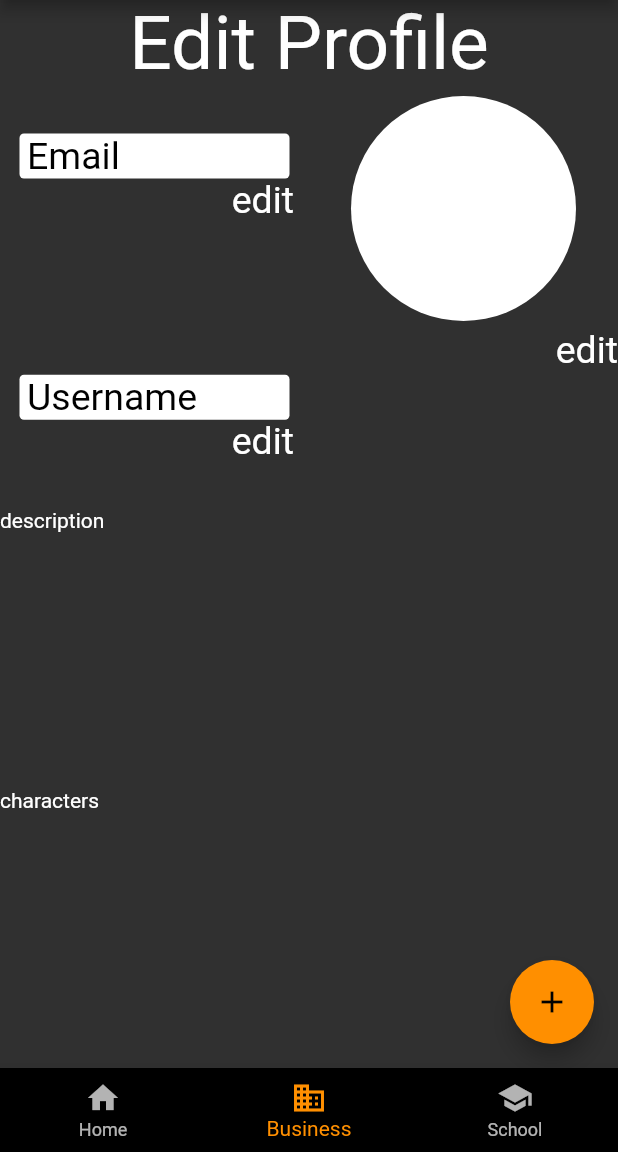
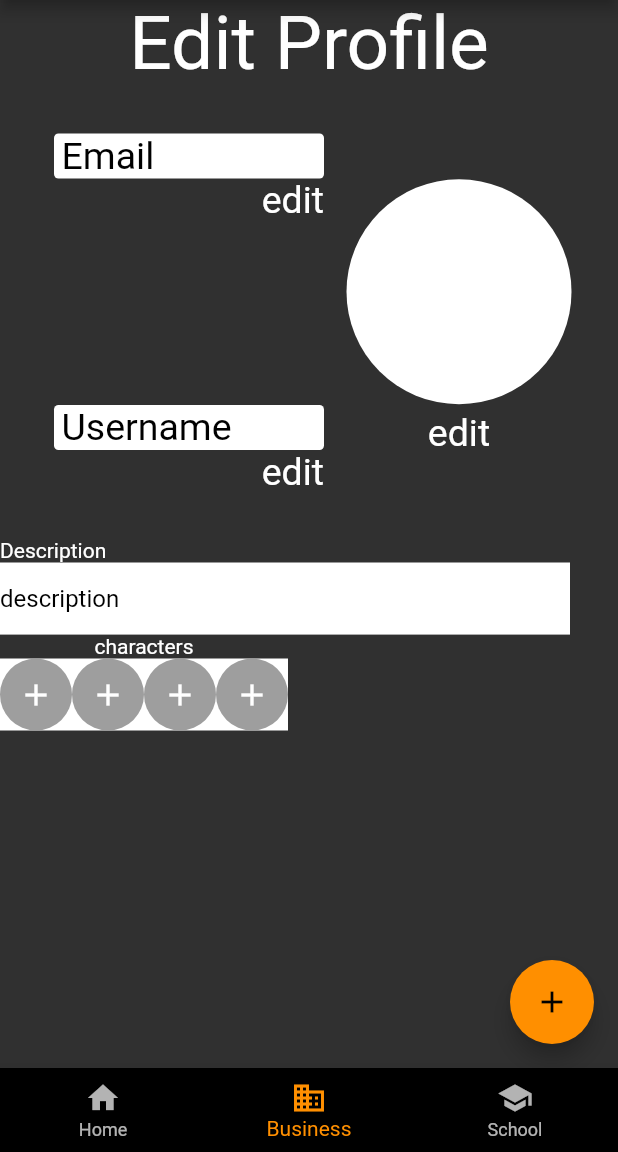
Before and after one commit to AA-powerful-Team/MobileDevices, a Flutter app: the screen it shows after launch, item 2 of the bottom bar chosen, on a phone screen of 412 x 824 dp, the part 84-1236 px from its top. Run offline on Flutter 3.47's test engine with Material 2 defaults, Android fonts, the phone set to English and light mode, and no system bars; our stand-ins replace cloud_firestore, firebase_core; accounts and stored records are empty; network calls fail.

Commit message:
update profile with editable text

```diff
--- a/gi_social_app/lib/Screens/EditProfile.dart
+++ b/gi_social_app/lib/Screens/EditProfile.dart
@@ -1,4 +1,5 @@
 import 'package:flutter/material.dart';
+import '../Widgets/widgets.dart';
 
 class editProfile extends StatefulWidget {
   @override
@@ -6,21 +7,35 @@ class editProfile extends StatefulWidget {
 }
 
 class _editProfileState extends State<editProfile> {
+  TextEditingController controllerDescription;
+  String _descriptionText = 'description';
+
   @override
+  void initState() {
+    controllerDescription = TextEditingController(text: _descriptionText);
+    super.initState();
+  }
+
+  @override
+  void dispose() {
+    controllerDescription.dispose();
+    super.dispose();
+  }
+
   Widget build(BuildContext context) {
     return Column(
       children: [
         Center(
             child: Text('Edit Profile',
                 style: TextStyle(fontSize: 50, color: Colors.white))),
-        Expanded(
-          flex: 3,
-          child: Row(
+
+        Row(
+          mainAxisAlignment: MainAxisAlignment.center,
           //profile email, user and pic
           children: [
-              Expanded(
-                flex: 2,
-                child: Container(
+            Container(
+              height: 300,
+              width: 200,
               padding:
                   EdgeInsets.only(right: 10, left: 10, bottom: 30, top: 30),
               child: Column(
@@ -38,15 +53,13 @@ class _editProfileState extends State<editProfile> {
                       padding: EdgeInsets.only(right: 5, left: 5),
                       alignment: Alignment.centerLeft,
                       child: Text('Email',
-                              style:
-                                  TextStyle(fontSize: 25, color: Colors.black)),
+                          style: TextStyle(fontSize: 25, color: Colors.black)),
                     ),
                   ),
                   Container(
                       alignment: Alignment.centerRight,
                       child: Text('edit',
-                              style: TextStyle(
-                                  fontSize: 25, color: Colors.white))),
+                          style: TextStyle(fontSize: 25, color: Colors.white))),
                   Spacer(flex: 1),
                   Container(
                     alignment: Alignment.center,
@@ -60,22 +73,17 @@ class _editProfileState extends State<editProfile> {
                       padding: EdgeInsets.only(right: 5, left: 5),
                       alignment: Alignment.centerLeft,
                       child: Text('Username',
-                              style:
-                                  TextStyle(fontSize: 25, color: Colors.black)),
+                          style: TextStyle(fontSize: 25, color: Colors.black)),
                     ),
                   ),
                   Container(
                       alignment: Alignment.centerRight,
                       child: Text('edit',
-                              style: TextStyle(
-                                  fontSize: 25, color: Colors.white))),
+                          style: TextStyle(fontSize: 25, color: Colors.white))),
                 ],
               ),
             ),
-              ),
-              Expanded(
-                flex: 2,
-                child: Column(//profile pic
+            Column(//profile pic
                 children: [
               Padding(
                 padding: const EdgeInsets.all(5.0),
@@ -93,40 +101,55 @@ class _editProfileState extends State<editProfile> {
                     style: TextStyle(fontSize: 25, color: Colors.white)),
               ),
             ]),
-              )
           ],
         ),
-        ),
-        Expanded(
-          flex: 2,
-          child: Row(
+        Row(
           children: [
             Column(
+              crossAxisAlignment: CrossAxisAlignment.start,
               children: [
-                  Text('description'),
                 Container(
+                    alignment: Alignment.centerLeft,
+                    child: Text('Description')),
+                Container(
+                  width: 380,
+                  decoration: BoxDecoration(
                     color: Colors.white,
-                  )
+                  ),
+                  child: TextField(
+                    controller: controllerDescription,
+                    onSubmitted: (String _) {
+                      setState(() {
+                        _descriptionText = controllerDescription.text;
+                      });
+                    },
+                  ),
+                ),
               ],
             )
           ],
-          ),
         ), // description
-        Expanded(
-          flex: 2,
-          child: Row(
+        Row(
           children: [
             Column(
               children: [
                 Text('characters'),
                 Container(
                   color: Colors.white,
+                ),
+                Row(
+                  children: [
+                    AddImageActivity(),
+                    AddImageActivity(),
+                    AddImageActivity(),
+                    AddImageActivity(),
+                  ],
                 )
               ],
             )
           ],
         ),
-        ), //group info
+        //group info
         Row() //buttons cancel confirm
       ],
     );
```
Lines whose indentation alone changed are shown as unchanged.
